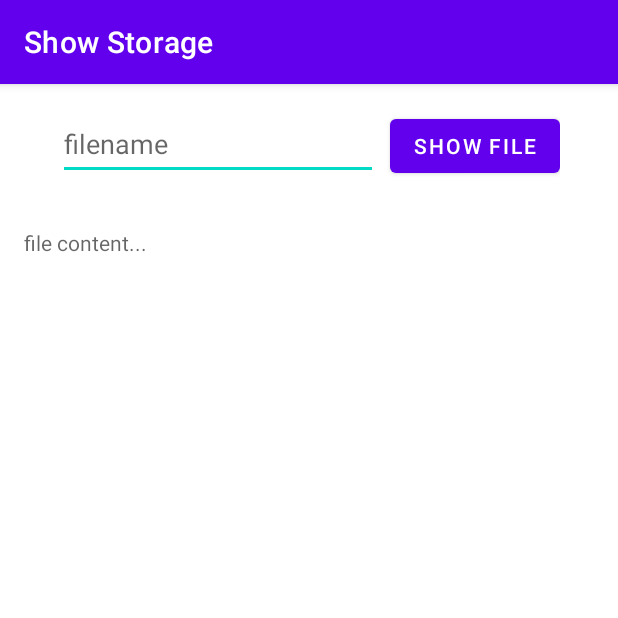
After one commit to fcenesiz/internal-external-storage, an Android app: the ShowStorageActivity screen opened directly, with no data from a screen before it, on a phone screen of 412 x 824 dp, the top half of it. The commit adds this screen. Run offline under Robolectric (Android 15) with nearby library versions, the phone set to English and light mode, and no system bars.

Commit message:
internal-storage crud

```diff
--- /dev/null
+++ b/internal-storage/src/main/java/com/fcenesiz/internalexternalstorage/ShowStorageActivity.kt
@@ -0,0 +1,42 @@
+package com.fcenesiz.internalexternalstorage
+
+import androidx.appcompat.app.AppCompatActivity
+import android.os.Bundle
+import com.fcenesiz.internalexternalstorage.databinding.ActivityShowStorageBinding
+import java.io.FileInputStream
+
+class ShowStorageActivity : AppCompatActivity() {
+
+    lateinit var binding: ActivityShowStorageBinding
+
+    override fun onCreate(savedInstanceState: Bundle?) {
+        super.onCreate(savedInstanceState)
+        binding = ActivityShowStorageBinding.inflate(layoutInflater)
+        setContentView(binding.root)
+
+        binding.buttonShowFile.setOnClickListener { showFileContent() }
+    }
+
+    fun showFileContent(){
+        val filename = binding.editTextTextFileName.text.toString()
+        var fis : FileInputStream? = null
+        val buffer = StringBuffer()
+        try {
+            fis = openFileInput(filename)
+            var read : Int = 0
+            while (read != -1){
+                read = fis.read()
+                buffer.append(read.toChar())
+            }
+        } catch (e: Exception) {
+            e.printStackTrace()
+        }finally {
+            try {
+                fis?.close()
+            } catch (e: Exception) {
+                e.printStackTrace()
+            }
+        }
+        binding.textFileContent.text = buffer
+    }
+}
--- a/internal-storage/src/main/res/layout/activity_main.xml
+++ b/internal-storage/src/main/res/layout/activity_main.xml
@@ -59,7 +59,7 @@
             android:text="Save to FILE" />
 
         <Button
-            android:id="@+id/buttonShowFiles"
+            android:id="@+id/button_show_file_content"
             android:layout_width="match_parent"
             android:layout_height="wrap_content"
             android:text="SHow FILES" />
--- /dev/null
+++ b/internal-storage/src/main/res/layout/activity_show_storage.xml
@@ -0,0 +1,52 @@
+<?xml version="1.0" encoding="utf-8"?>
+<androidx.constraintlayout.widget.ConstraintLayout xmlns:android="http://schemas.android.com/apk/res/android"
+    xmlns:app="http://schemas.android.com/apk/res-auto"
+    xmlns:tools="http://schemas.android.com/tools"
+    android:layout_width="match_parent"
+    android:layout_height="match_parent"
+    tools:context=".ShowStorageActivity">
+
+    <LinearLayout
+        android:id="@+id/linearLayout3"
+        android:layout_width="wrap_content"
+        android:layout_height="0dp"
+        android:layout_marginStart="8dp"
+        android:layout_marginTop="16dp"
+        android:layout_marginEnd="8dp"
+        app:layout_constraintEnd_toEndOf="parent"
+        app:layout_constraintStart_toStartOf="parent"
+        app:layout_constraintTop_toTopOf="parent">
+
+        <EditText
+            android:id="@+id/editTextTextFileName"
+            android:layout_width="0dp"
+            android:layout_height="48dp"
+            android:layout_marginRight="8dp"
+            android:layout_weight="1"
+            android:ems="10"
+            android:hint="filename"
+            android:inputType="textPersonName" />
+
+        <Button
+            android:id="@+id/buttonShowFile"
+            android:layout_width="0dp"
+            android:layout_height="wrap_content"
+            android:layout_weight="1"
+            android:text="Show File" />
+    </LinearLayout>
+
+    <TextView
+        android:id="@+id/textFileContent"
+        android:layout_width="0dp"
+        android:layout_height="0dp"
+        android:layout_marginStart="16dp"
+        android:layout_marginTop="32dp"
+        android:layout_marginEnd="16dp"
+        android:layout_marginBottom="16dp"
+        android:hint="file content..."
+        app:layout_constraintBottom_toBottomOf="parent"
+        app:layout_constraintEnd_toEndOf="parent"
+        app:layout_constraintStart_toStartOf="parent"
+        app:layout_constraintTop_toBottomOf="@+id/linearLayout3"
+        app:layout_constraintVertical_bias="0.0" />
+</androidx.constraintlayout.widget.ConstraintLayout>
```
Also changed, not shown: internal-storage/src/main/AndroidManifest.xml (+10 -2 lines), internal-storage/src/main/java/com/fcenesiz/internalexternalstorage/MainActivity.kt (+23 -5 lines).
